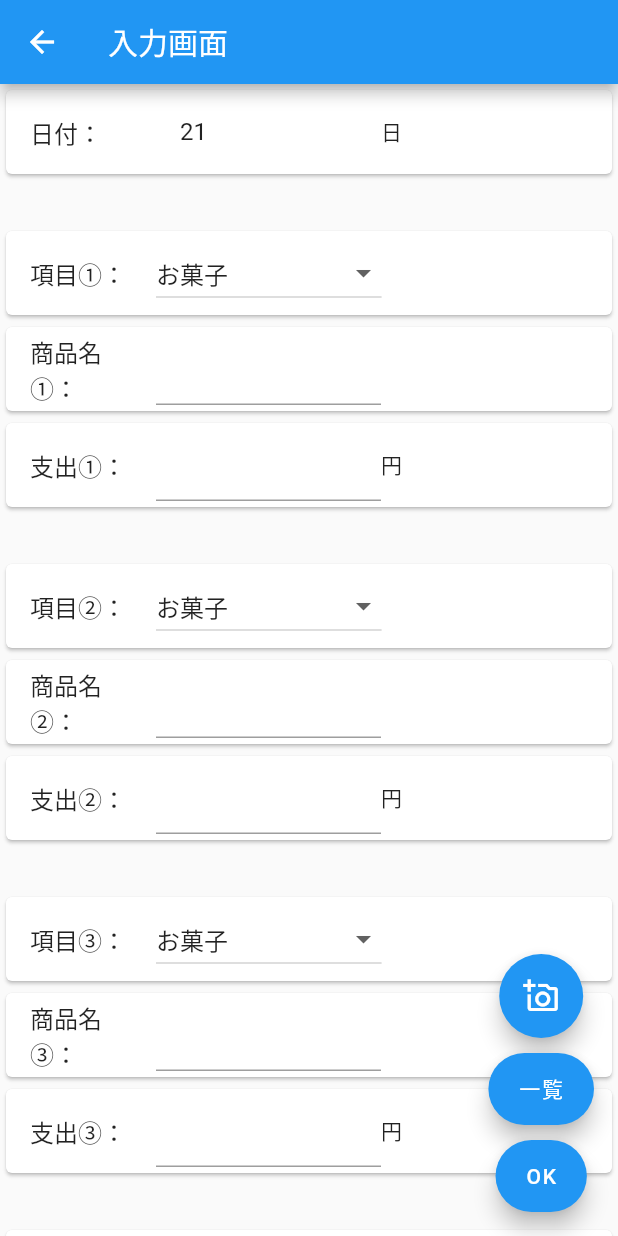
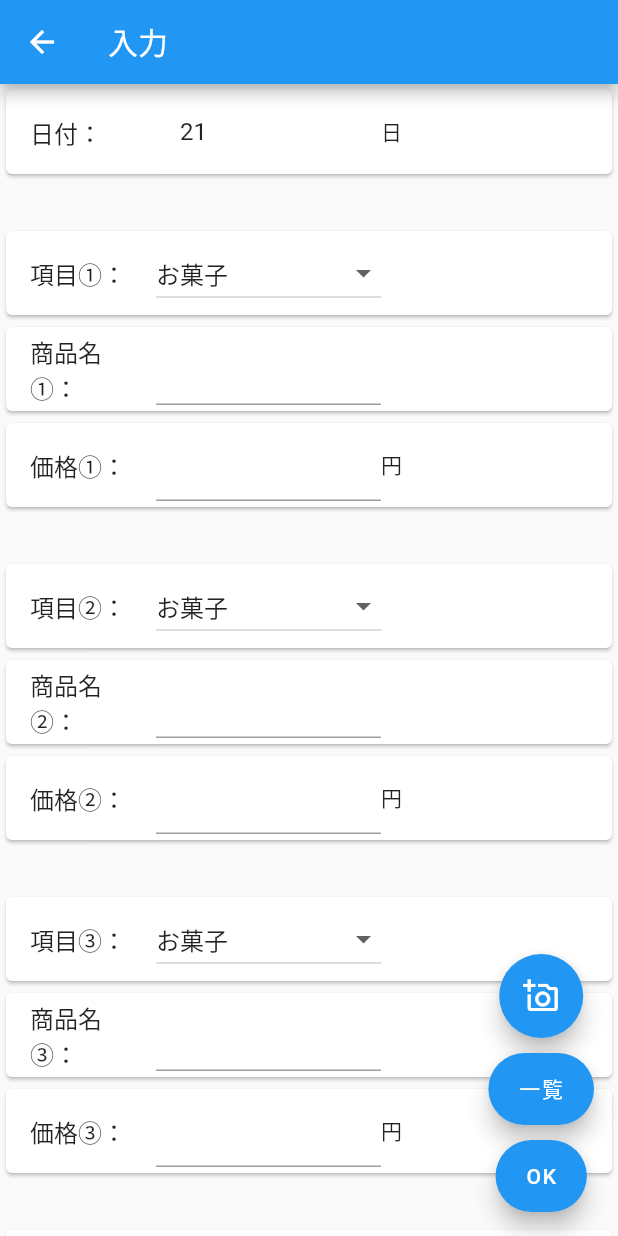
Before and after one commit to Y-h57/flutter01, a Flutter app: the screen it shows after launch, after a tap on "入力", on a phone screen of 412 x 824 dp. Run offline on Flutter 3.47's test engine with Material 2 defaults, Android fonts, the phone set to English and light mode, and no system bars; our stand-ins replace cloud_firestore, cloud_functions, firebase_auth, firebase_core, gap, image_picker; accounts and stored records are empty; network calls fail; statements that could not run were skipped.

Commit message:
各機能の名称変更

```diff
--- a/lib/main.dart
+++ b/lib/main.dart
@@ -53,7 +53,7 @@ class ListPage extends StatelessWidget {
   Widget build(BuildContext context) {
     return Scaffold(
         appBar:AppBar(
-          title: Text('一覧画面',style: TextStyle(fontSize: 30)),
+          title: Text('一覧',style: TextStyle(fontSize: 30)),
         ),
 
         body: Center(
@@ -361,7 +361,7 @@ class _InputPageState extends State<InputPage> {
   Widget build(BuildContext context) {
     return Scaffold(
       appBar:AppBar(
-        title: Text('入力画面',style: TextStyle(fontSize: 20)),
+        title: Text('入力',style: TextStyle(fontSize: 20)),
       ),
 
       body: ListView(
@@ -492,7 +492,7 @@ class _InputPageState extends State<InputPage> {
                 SizedBox(
                   width: 100,
                   child: ListTile(
-                    title: Text('支出①：'),
+                    title: Text('価格①：'),
                   ),
                 ),
                 SizedBox(
@@ -616,7 +616,7 @@ class _InputPageState extends State<InputPage> {
                 SizedBox(
                   width: 100,
                   child: ListTile(
-                    title: Text('支出②：'),
+                    title: Text('価格②：'),
                   ),
                 ),
                 SizedBox(
@@ -740,7 +740,7 @@ class _InputPageState extends State<InputPage> {
                 SizedBox(
                   width: 100,
                   child: ListTile(
-                    title: Text('支出③：'),
+                    title: Text('価格③：'),
                   ),
                 ),
                 SizedBox(
@@ -864,7 +864,7 @@ class _InputPageState extends State<InputPage> {
                 SizedBox(
                   width: 100,
                   child: ListTile(
-                    title: Text('支出④：'),
+                    title: Text('価格④：'),
                   ),
                 ),
                 SizedBox(
@@ -988,7 +988,7 @@ class _InputPageState extends State<InputPage> {
                 SizedBox(
                   width: 100,
                   child: ListTile(
-                    title: Text('支出⑤：'),
+                    title: Text('価格⑤：'),
                   ),
                 ),
                 SizedBox(
@@ -1189,7 +1189,7 @@ class OCRPage extends StatelessWidget {
   @override
   Widget build(BuildContext context) {
     return Scaffold(
-      body: MyHomePage(title: 'レシート読み取りOCR'),
+      body: MyHomePage(title: 'レシート読み取り'),
     );
   }
 }
@@ -1245,7 +1245,7 @@ class _MyHomePageState extends State<MyHomePage> {
   Widget build(BuildContext context) {
     return Scaffold(
       appBar: AppBar(
-        title: Text('レシート読み取りOCR'),
+        title: Text('レシート読み取り'),
       ),
       body: Center(
         child: Padding(
```
